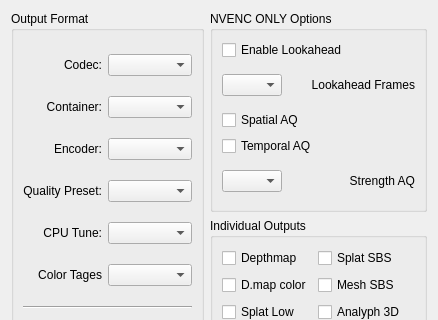
First picture: the form in core/ui/encode.ui, repository Billynom8/StereoCrafter, before the edit; both pictures show x 0 to 438 and y 0 to 320 of the 438 by 458 pixel window.
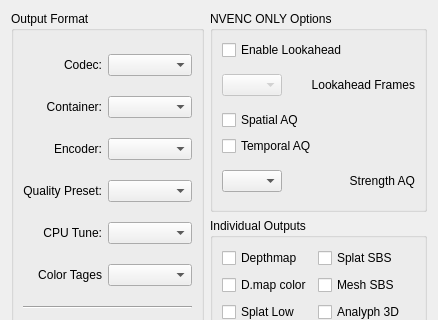
Second picture: the form after the edit.

```diff
--- a/core/ui/encode.ui
+++ b/core/ui/encode.ui
@@ -167,6 +167,9 @@
        <layout class="QHBoxLayout" name="horizontalLayout_2">
         <item>
          <widget class="QComboBox" name="comboBox_look_ahead_frames">
+          <property name="enabled">
+           <bool>false</bool>
+          </property>
           <property name="minimumSize">
            <size>
             <width>60</width>
```
